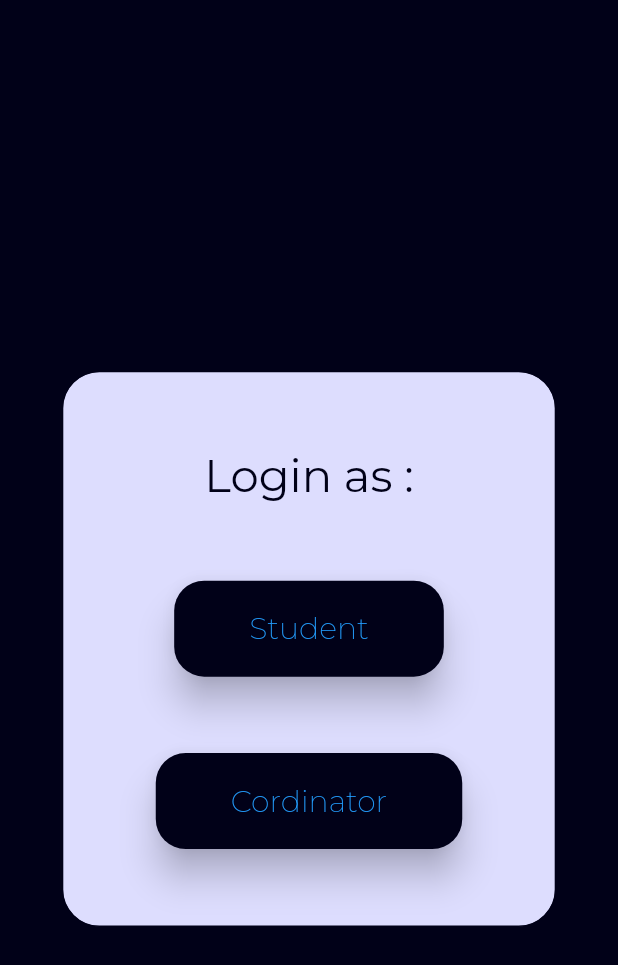
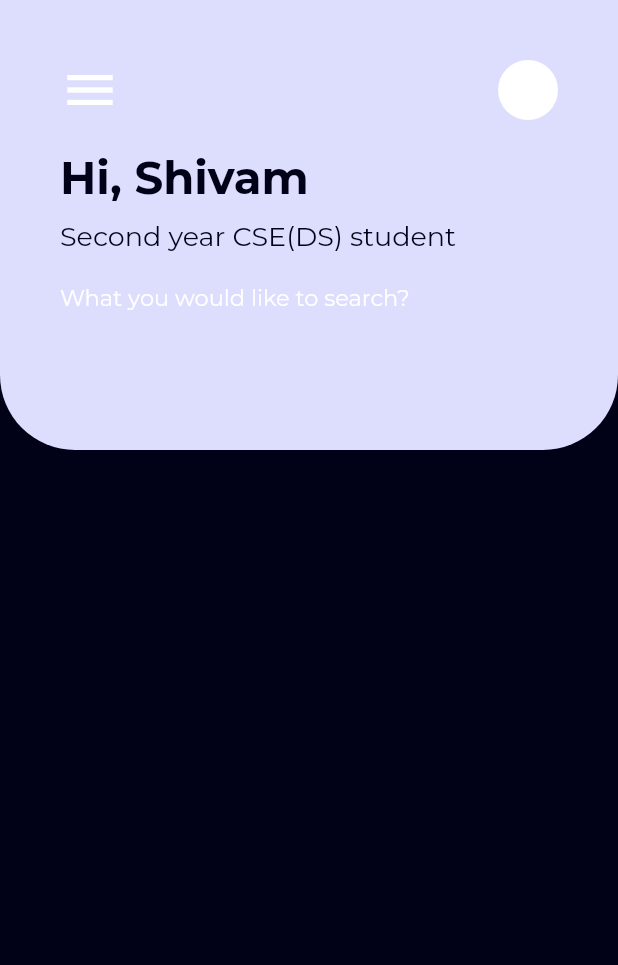
Before and after one commit to djscompute/PlacementCell_Compute, a Flutter app: the OptionScreen screen opened directly, after a tap on "Student", on a phone screen of 412 x 824 dp. Shown: the top 965 px of the screen. Run offline on Flutter 3.47's test engine with Material 2 defaults, Android fonts, the phone set to English and light mode, and no system bars; our stand-ins replace google_fonts.

Commit message:
Homescreen for students

```diff
--- a/lib/main.dart
+++ b/lib/main.dart
@@ -2,6 +2,7 @@ import 'package:flutter/material.dart';
 import 'package:placement_cell/screens/splashscreen.dart';
 
 void main() {
+
   runApp(const MyApp());
 }
 
--- a/lib/screens/optionscreen.dart
+++ b/lib/screens/optionscreen.dart
@@ -1,5 +1,6 @@
 import 'package:flutter/material.dart';
 import 'package:google_fonts/google_fonts.dart';
+import 'package:placement_cell/screens/student/homescreen.dart';
 
 class OptionScreen extends StatefulWidget {
   const OptionScreen({super.key});
@@ -14,7 +15,6 @@ class _OptionScreenState extends State<OptionScreen> {
     double screenHeight = MediaQuery.of(context).size.height;
     double screenWidth = MediaQuery.of(context).size.width;
     return Scaffold(
-      // backgroundColor: const Color.fromRGBO(1, 1, 24, 10),
       backgroundColor: Color.fromRGBO(1, 1, 24, 10),
       body: Container(
         child: Stack(children: [
@@ -45,9 +45,11 @@ class _OptionScreenState extends State<OptionScreen> {
                     ),
                     Mybutton(
                       option: "Student",
+                      number: 1,
                     ),
                     Mybutton(
                       option: "Cordinator",
+                      number: 1,
                     ),
                   ],
                 ),
@@ -60,16 +62,17 @@ class _OptionScreenState extends State<OptionScreen> {
 
 class Mybutton extends StatefulWidget {
   String option;
+  int number;
 
-  Mybutton({
-    required this.option,
-  });
+  Mybutton({required this.option, required this.number});
 
   @override
   State<Mybutton> createState() => _MybuttonState();
 }
 
 class _MybuttonState extends State<Mybutton> {
+  final screens = [HomeScreen(), HomeScreen()];
+
   @override
   Widget build(BuildContext context) {
     return TextButton(
@@ -85,11 +88,14 @@ class _MybuttonState extends State<Mybutton> {
           ),
         ),
       ),
-      onPressed: () {},
+      onPressed: () {
+        Navigator.push(context,
+            MaterialPageRoute(builder: (context) => screens[widget.number]));
+      },
       child: Text(
         widget.option,
         style:
-            GoogleFonts.montserrat(fontSize: 20, fontWeight: FontWeight.w200),
+            GoogleFonts.montserrat(fontSize: 20, fontWeight: FontWeight.w500),
       ),
     );
   }
--- /dev/null
+++ b/lib/screens/student/homescreen.dart
@@ -0,0 +1,120 @@
+import 'package:flutter/material.dart';
+import 'package:google_fonts/google_fonts.dart';
+
+class HomeScreen extends StatefulWidget {
+  const HomeScreen({super.key});
+
+  @override
+  State<HomeScreen> createState() => _HomeScreenState();
+}
+
+class _HomeScreenState extends State<HomeScreen> {
+  final GlobalKey<ScaffoldState> _scaffoldKey = GlobalKey<ScaffoldState>();
+
+  @override
+  Widget build(BuildContext context) {
+    return Scaffold(
+      key: _scaffoldKey,
+      backgroundColor: Color.fromRGBO(1, 1, 24, 10),
+      body: Column(
+        children: [
+          Container(
+            height: 300,
+            decoration: const BoxDecoration(
+              color: Color.fromRGBO(221, 221, 254, 100),
+              borderRadius: BorderRadius.only(
+                bottomLeft: Radius.circular(50.0),
+                bottomRight: Radius.circular(50.0),
+              ),
+            ),
+            child: Stack(
+              children: [
+                Positioned(
+                  top: 40,
+                  right: 40,
+                  left: 40,
+                  child: Row(
+                    mainAxisAlignment: MainAxisAlignment.spaceBetween,
+                    children: [
+                      GestureDetector(
+                        onTap: () {
+                          _scaffoldKey.currentState!.openDrawer();
+                        },
+                        child: const Icon(
+                          Icons.menu,
+                          color: Colors.white,
+                          size: 40,
+                        ),
+                      ),
+                      Container(
+                        height: 40,
+                        width: 40,
+                        decoration: BoxDecoration(
+                          color: Colors.white,
+                          borderRadius: BorderRadius.circular(20),
+                        ),
+                      ),
+                    ],
+                  ),
+                ),
+                Positioned(
+                  top: 100,
+                  left: 40,
+                  child: Column(
+                    mainAxisAlignment: MainAxisAlignment.start,
+                    crossAxisAlignment: CrossAxisAlignment.start,
+                    children: [
+                      Row(
+                        children: [
+                          Text(
+                            "Hi, ",
+                            style: GoogleFonts.montserrat(
+                              fontSize: 30,
+                              fontWeight: FontWeight.bold,
+                              color: Color.fromRGBO(1, 1, 24, 10),
+                            ),
+                          ),
+                          Text(
+                            "Shivam",
+                            style: GoogleFonts.montserrat(
+                              fontSize: 30,
+                              fontWeight: FontWeight.bold,
+                              color: Color.fromRGBO(1, 1, 24, 10),
+                            ),
+                          ),
+                        ],
+                      ),
+                      const SizedBox(
+                        height: 10,
+                      ),
+                      Text(
+                        "Second year CSE(DS) student",
+                        style: GoogleFonts.montserrat(
+                          fontSize: 18,
+                          color: Color.fromRGBO(1, 1, 24, 10),
+                        ),
+                      ),
+                      const SizedBox(
+                        height: 20,
+                      ),
+                      Text(
+                        "What you would like to search?",
+                        style: GoogleFonts.montserrat(
+                          fontSize: 15,
+                          color: Colors.white,
+                        ),
+                      ),
+                    ],
+                  ),
+                ),
+              ],
+            ),
+          ),
+        ],
+      ),
+      drawer: const Drawer(
+        backgroundColor: Color.fromRGBO(221, 221, 254, 100),
+      ),
+    );
+  }
+}
```
